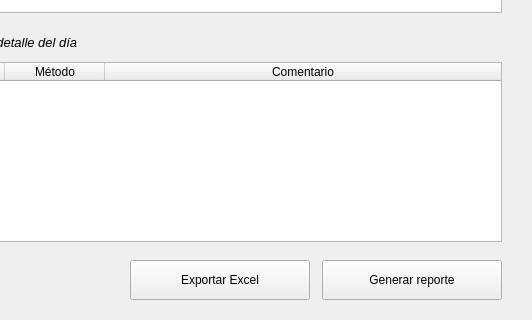
Before: the Qt Designer form src/ui/views/reporte_mensual.ui in Lokyui/cuartoambulanteapp, drawn with Qt 5; both pictures show x 426 to 958 and y 617 to 937 of the 958 by 937 pixel window.
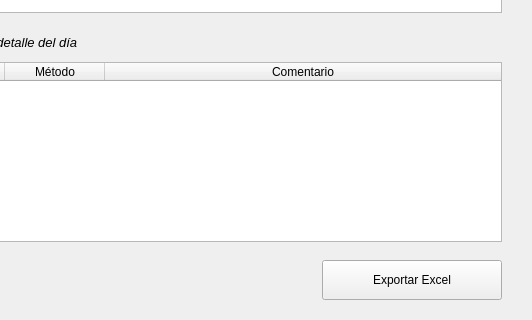
After: the same form once the commit is applied. Custom widgets are drawn as their Qt base class.

```diff
--- a/src/ui/views/reporte_mensual.ui
+++ b/src/ui/views/reporte_mensual.ui
@@ -323,14 +323,6 @@
        <property name="text"><string>Exportar Excel</string></property>
       </widget>
      </item>
-     <item>
-      <widget class="QPushButton" name="pushButton_6">
-       <property name="minimumSize"><size><width>180</width><height>40</height></size></property>
-       <property name="maximumSize"><size><width>220</width><height>40</height></size></property>
-       <property name="class" stdset="0"><string>btn-info</string></property>
-       <property name="text"><string>Generar reporte</string></property>
-      </widget>
-     </item>
     </layout>
    </item>
   </layout>
```
